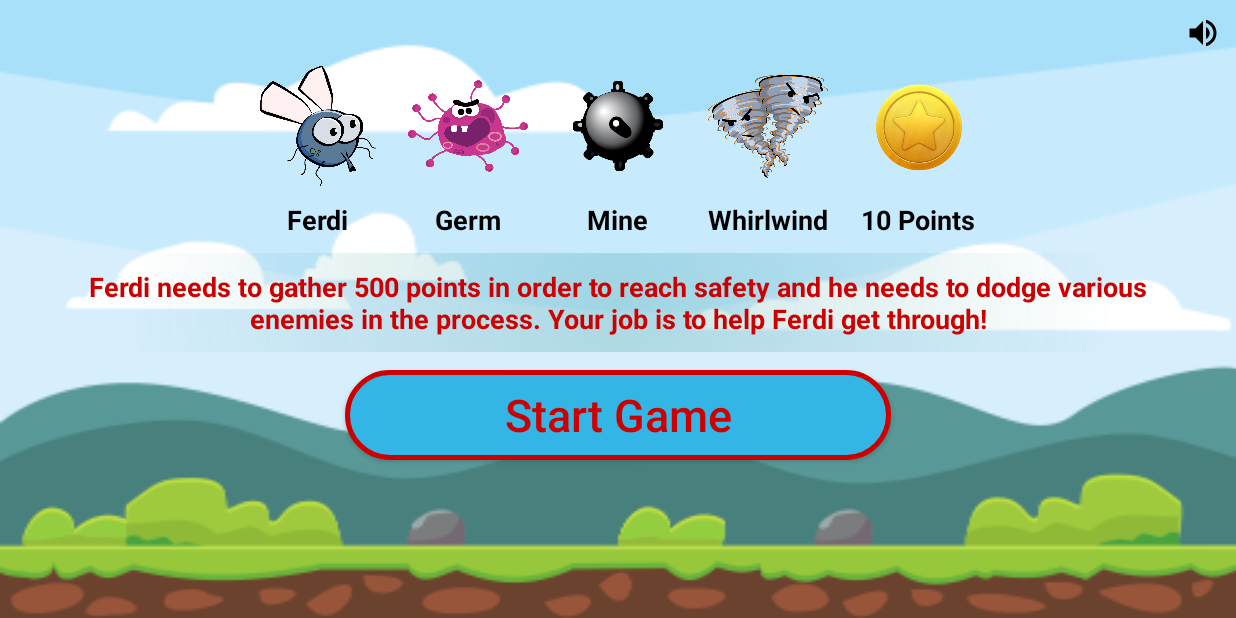
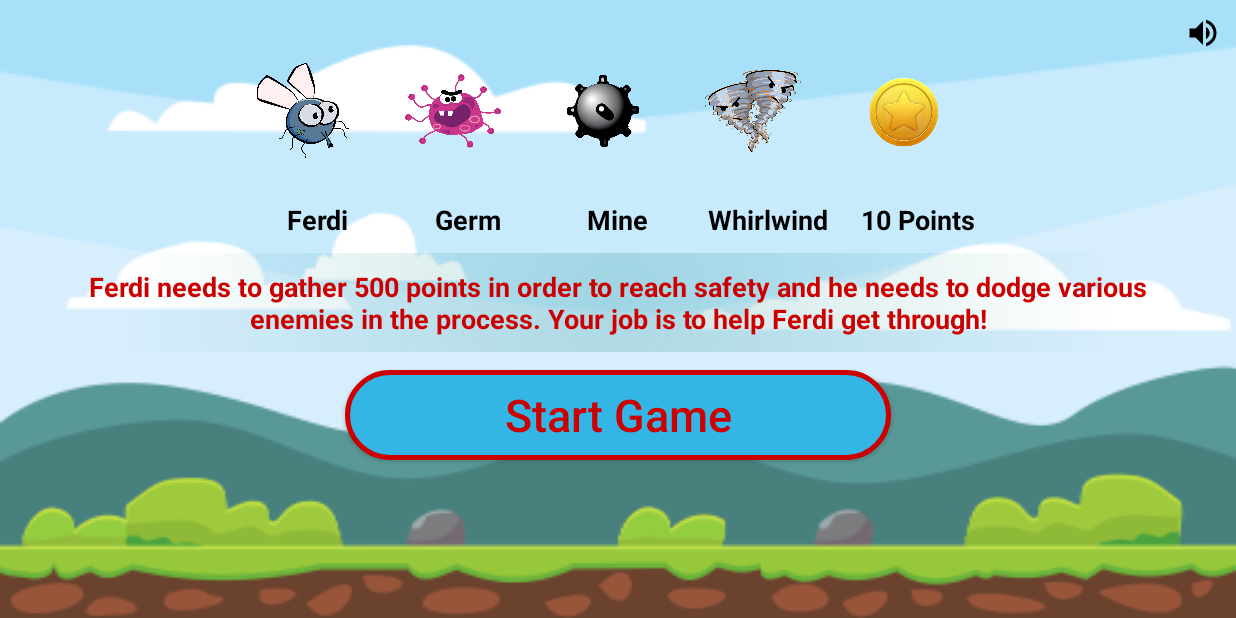
Before and after one commit to dennisbr3003/ferdithefly, an Android app: the screen it shows after launch (MainActivity), on a phone screen of 824 x 412 dp (held sideways). Run offline under Robolectric (Android 15) with nearby library versions, the phone set to English and light mode, and no system bars.

Commit message:
Animation

```diff
--- a/app/src/main/java/com/dennis_brink/android/ferdithefly/MainActivity.java
+++ b/app/src/main/java/com/dennis_brink/android/ferdithefly/MainActivity.java
@@ -4,12 +4,22 @@ import androidx.appcompat.app.AppCompatActivity;
 import androidx.appcompat.widget.AppCompatButton;
 
 import android.os.Bundle;
+import android.view.animation.Animation;
+import android.view.animation.AnimationUtils;
 import android.widget.ImageView;
+
+import java.sql.Array;
+import java.util.ArrayList;
+import java.util.HashMap;
 
 public class MainActivity extends AppCompatActivity {
 
     ImageView imageViewFerdi, imageViewGerm, imageViewMine, imageViewWhirlwind, imageViewCoin, imageViewVolume;
     AppCompatButton btnStart;
+
+    private Animation animation;
+
+    HashMap<String, ImageView> characters = new HashMap<>();
 
     @Override
     protected void onCreate(Bundle savedInstanceState) {
@@ -24,5 +34,27 @@ public class MainActivity extends AppCompatActivity {
         imageViewCoin = findViewById(R.id.imageViewCoin);
         imageViewVolume = findViewById(R.id.imageViewVolume);
 
+        loadCharacters();
+        setCharacterAnimation();
+
     }
+
+    private void loadCharacters(){
+        characters.put("ferdi", imageViewFerdi);
+        characters.put("germ", imageViewGerm);
+        characters.put("mine", imageViewMine);
+        characters.put("wirlwind", imageViewWhirlwind);
+        characters.put("coin", imageViewCoin);
+    }
+
+    private void setCharacterAnimation(){
+
+        animation = AnimationUtils.loadAnimation(MainActivity.this,R.anim.scale_animation);
+
+        for (String key : characters.keySet()) {
+            characters.get(key).setAnimation(animation);
+        }
+
+    }
+
 }
--- /dev/null
+++ b/app/src/main/res/anim/scale_animation.xml
@@ -0,0 +1,24 @@
+<?xml version="1.0" encoding="utf-8"?>
+<set xmlns:android="http://schemas.android.com/apk/res/android">
+
+    <!-- coordinate 0,0 is always upper left corner
+         in order to get he center of the character
+         pivot axis are set to 50%
+         An object is one if any of the scales is 0.0 and of
+         normal size at 1.0. Therefor to get from half the
+         size to the full size we need to start from 0.5
+         on the x- and y-scale etc..
+    -->
+
+    <scale
+        android:duration="1500"
+        android:pivotX="50%"
+        android:pivotY="50%"
+        android:fromXScale="0.8"
+        android:toXScale="1.0"
+        android:fromYScale="0.8"
+        android:toYScale="1.0"
+        android:repeatMode="reverse"
+        android:repeatCount="infinite"/>
+
+</set>
```
Also changed, not shown: 1 other file.
